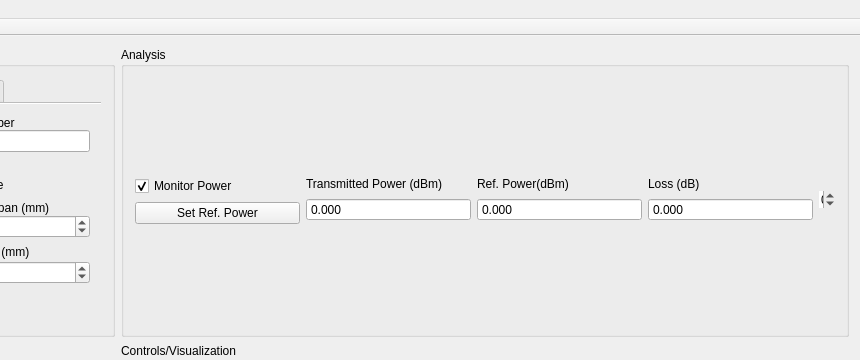
Old version of the form TaperPulling/resources/mainwindow.ui in the repository pfjarschel/TaperPullingPro; both pictures show x 256 to 1116 and y 0 to 360 of the 1116 by 823 pixel window.
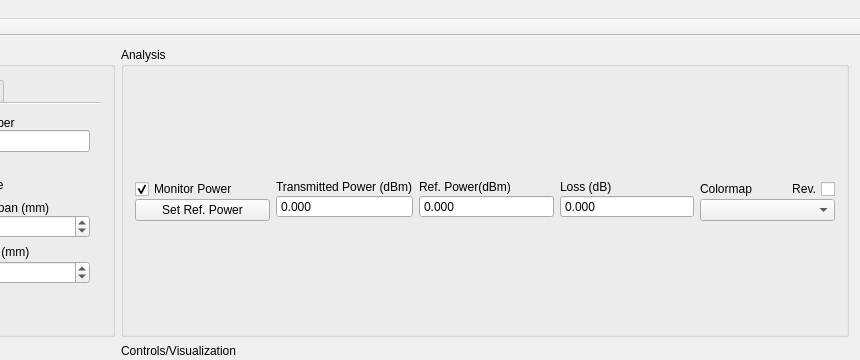
New version of the form. Icons and pictures are not drawn.

The edit to the form file:
```diff
--- a/TaperPulling/resources/mainwindow.ui
+++ b/TaperPulling/resources/mainwindow.ui
@@ -1042,6 +1042,9 @@
          </property>
          <item>
           <layout class="QVBoxLayout" name="verticalLayout_39">
+           <property name="spacing">
+            <number>0</number>
+           </property>
            <item>
             <widget class="QCheckBox" name="monpowCheck">
              <property name="text">
@@ -1063,6 +1066,9 @@
          </item>
          <item>
           <layout class="QVBoxLayout" name="verticalLayout_36">
+           <property name="spacing">
+            <number>0</number>
+           </property>
            <item>
             <widget class="QLabel" name="label_37">
              <property name="sizePolicy">
@@ -1096,6 +1102,9 @@
          </item>
          <item>
           <layout class="QVBoxLayout" name="verticalLayout_37">
+           <property name="spacing">
+            <number>0</number>
+           </property>
            <item>
             <widget class="QLabel" name="label_38">
              <property name="sizePolicy">
@@ -1129,6 +1138,9 @@
          </item>
          <item>
           <layout class="QVBoxLayout" name="verticalLayout_38">
+           <property name="spacing">
+            <number>0</number>
+           </property>
            <item>
             <widget class="QLabel" name="label_39">
              <property name="sizePolicy">
@@ -1161,32 +1173,41 @@
           </layout>
          </item>
          <item>
-          <widget class="QSpinBox" name="cologradSpin">
-           <property name="maximumSize">
-            <size>
-             <width>16</width>
-             <height>16777215</height>
-            </size>
+          <layout class="QVBoxLayout" name="verticalLayout_9">
+           <property name="spacing">
+            <number>0</number>
            </property>
-           <property name="wrapping">
-            <bool>false</bool>
-           </property>
-           <property name="frame">
-            <bool>false</bool>
-           </property>
-           <property name="alignment">
-            <set>Qt::AlignLeading|Qt::AlignLeft|Qt::AlignVCenter</set>
-           </property>
-           <property name="buttonSymbols">
-            <enum>QAbstractSpinBox::UpDownArrows</enum>
-           </property>
-           <property name="minimum">
-            <number>-20</number>
-           </property>
-           <property name="maximum">
-            <number>20</number>
-           </property>
-          </widget>
+           <item>
+            <layout class="QHBoxLayout" name="horizontalLayout_19">
+             <item>
+              <widget class="QLabel" name="label_36">
+               <property name="sizePolicy">
+                <sizepolicy hsizetype="Preferred" vsizetype="Fixed">
+                 <horstretch>0</horstretch>
+                 <verstretch>0</verstretch>
+                </sizepolicy>
+               </property>
+               <property name="text">
+                <string>Colormap</string>
+               </property>
+              </widget>
+             </item>
+             <item>
+              <widget class="QCheckBox" name="cmapRevCheck">
+               <property name="layoutDirection">
+                <enum>Qt::RightToLeft</enum>
+               </property>
+               <property name="text">
+                <string>Rev.</string>
+               </property>
+              </widget>
+             </item>
+            </layout>
+           </item>
+           <item>
+            <widget class="QComboBox" name="cmapCombo"/>
+           </item>
+          </layout>
          </item>
         </layout>
        </item>
```
